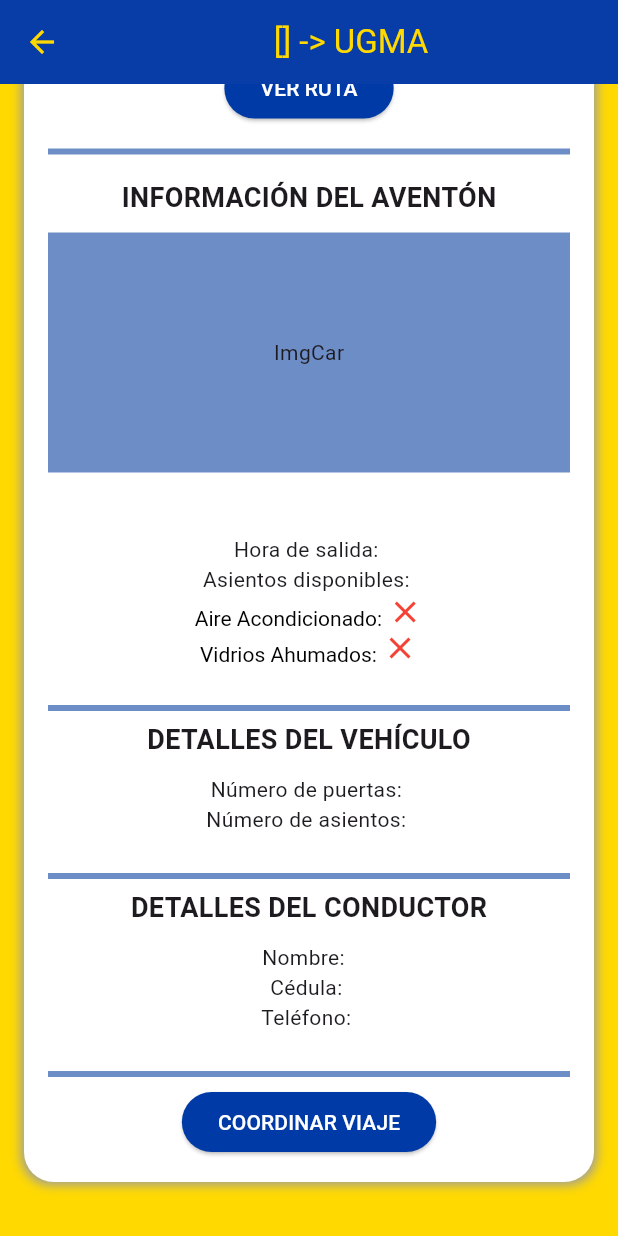
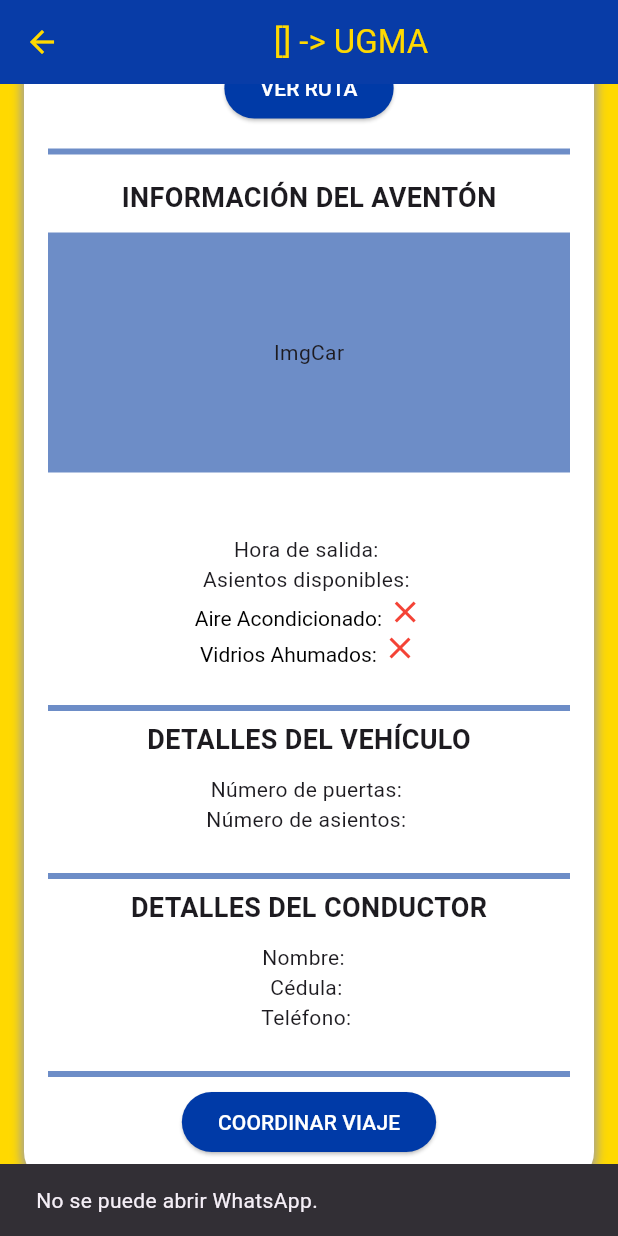
Before and after one commit to JoseL2119/ugmaventon-, a Flutter app: the InfoTravel screen opened by its route, scrolled down 313 dp, after a tap on "COORDINAR VIAJE", on a phone screen of 412 x 824 dp. Run offline on Flutter 3.47's test engine with Material 3 defaults, Android fonts, the phone set to English and light mode, and no system bars; our stand-ins replace cloud_firestore, firebase_auth, firebase_core, flutter_hooks, image_picker; missing offline and left inert: flutter_osm_interface, flutter_osm_plugin, pointer_interceptor; accounts and stored records are empty.

Commit message:
Whatsap no funciona :C :no_mobile_phones:

```diff
--- a/lib/pages/info_travel.dart
+++ b/lib/pages/info_travel.dart
@@ -1,4 +1,7 @@
 import 'package:flutter/material.dart';
+import 'package:url_launcher/url_launcher.dart';
+import 'package:url_launcher/url_launcher_string.dart';
+
 import 'package:cloud_firestore/cloud_firestore.dart';
 import 'my_globals.dart'; // Aquí se guarda geos y CorreoSelecion:D
 import 'package:flutter_osm_interface/flutter_osm_interface.dart' as osm;
@@ -34,6 +37,43 @@ class _InfoTravelPageState extends State<InfoTravel> {
     } catch (e) {
       print("Error al obtener los datos del conductor: $e");
       return {};
+    }
+  }
+
+  void _launchWhatsApp(String phone) async {
+    // Verificar y corregir el formato del número de teléfono
+    if (phone.startsWith('0')) {
+      phone = phone.substring(1);
+    }
+
+    // Asegurarse de que el número tenga el código de país
+    if (!phone.startsWith('+')) {
+      phone = '+58$phone'; // Agregar el código de país para Venezuela (+58)
+    }
+
+    print('Número de teléfono procesado: $phone');
+    final whatsappUrl = Uri.parse("whatsapp://send?phone=$phone");
+    //final whatsappUrl = Uri.parse("https:wa.me/584128286499");
+    print('URL de WhatsApp: $whatsappUrl');
+    try {
+      if (await canLaunchUrl(whatsappUrl)) {
+        await launchUrl(whatsappUrl);
+      } else {
+        ScaffoldMessenger.of(context).showSnackBar(
+          SnackBar(
+            content: Text("No se puede abrir WhatsApp."),
+            duration: Duration(seconds: 3),
+          ),
+        );
+      }
+    } catch (e) {
+      print('Error al intentar lanzar WhatsApp: $e');
+      ScaffoldMessenger.of(context).showSnackBar(
+        SnackBar(
+          content: Text("Ocurrió un error: $e"),
+          duration: Duration(seconds: 3),
+        ),
+      );
     }
   }
 
@@ -251,7 +291,9 @@ class _InfoTravelPageState extends State<InfoTravel> {
                         endIndent: 0,
                       ),
                       ElevatedButton(
-                        onPressed: () {},
+                        onPressed: () {
+                          _launchWhatsApp(data['Telefono']);
+                        },
                         style: ElevatedButton.styleFrom(
                           backgroundColor: const Color(0xFF003AA7),
                           shape: RoundedRectangleBorder(
```
